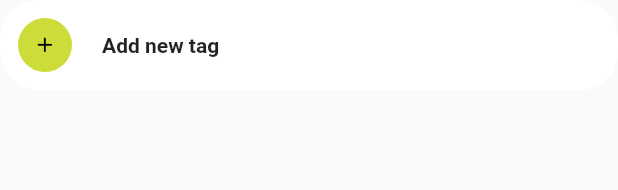
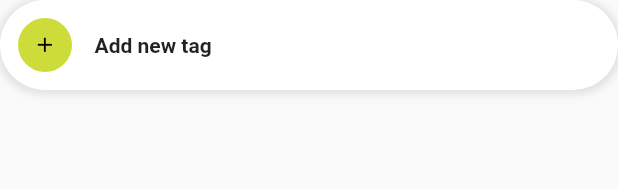
Before and after one commit to CharlesMuchogo/OnSpace_Technologies_locator_assesment, a Flutter app: the AddIcon widget shown alone on an empty page, opened directly, on a phone screen of 412 x 824 dp. Shown: the top 190 px of the screen. Run offline on Flutter 3.47's test engine with Material 2 defaults, Android fonts, the phone set to English and light mode, and no system bars; our stand-ins replace bloc, equatable, flutter_bloc, google_maps_flutter; generated files the repository leaves out were written again; network calls fail.

```diff
--- a/lib/app/view/components/add_icon.dart
+++ b/lib/app/view/components/add_icon.dart
@@ -13,11 +13,20 @@ class AddIcon extends StatelessWidget {
     return InkWell(
       onTap: onPressed,
       child: Container(
-        decoration: const BoxDecoration(
+        decoration:  BoxDecoration(
+          boxShadow: [
+            BoxShadow(
+              color: Colors.black.withOpacity(0.1),
+              spreadRadius: 2,
+              blurRadius: 4,
+              offset: const Offset(0, 1),
+            ),
+          ],
           color: Colors.white,
-          borderRadius: BorderRadius.vertical(
-            top: Radius.circular(25),
-            bottom: Radius.circular(25),
+          borderRadius: const BorderRadius.vertical(
+            top: Radius.circular(30),
+            bottom: Radius.circular(30),
+
           ),
         ),
         child: Padding(
@@ -30,7 +39,7 @@ class AddIcon extends StatelessWidget {
                 iconColor: Colors.black,
                 radius: 18,
               ),
-              const SizedBox(width: 20,),
+              const SizedBox(width: 15,),
               Text(label, style: const TextStyle(fontWeight: FontWeight.bold),)
             ],
           ),
--- a/lib/app/view/userPage/user_page.dart
+++ b/lib/app/view/userPage/user_page.dart
@@ -49,7 +49,7 @@ class UserPage extends StatelessWidget {
           backgroundColor: Colors.white,
           onPressed: () => Navigator.pop(context),
           iconColor: Colors.black,
-          radius: 15,
+          radius: 18,
         ),
       ),
       body: Container(
```
Also changed, not shown: lib/app/view/home/home_page.dart (+70 -11 lines), lib/app/view/home/user_card.dart (+26 -14 lines), lib/app/view/home/users_view.dart (+9 -0 lines), assets/homepage.png (renamed from homepage.png), assets/user.png (renamed from user.png).
